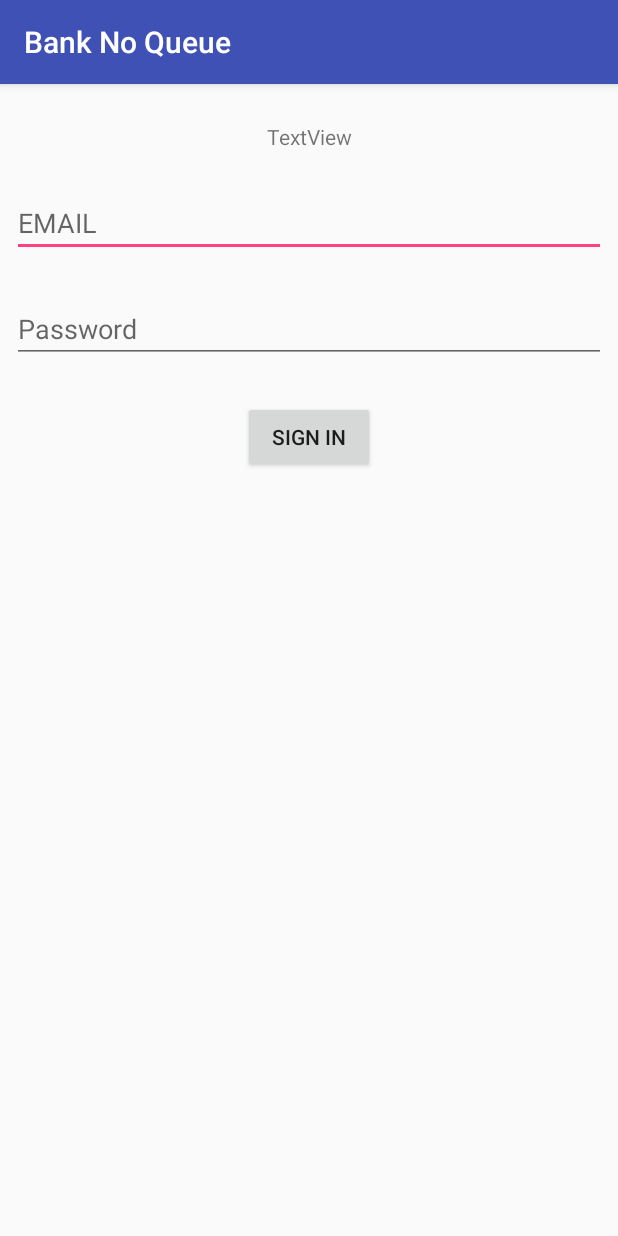
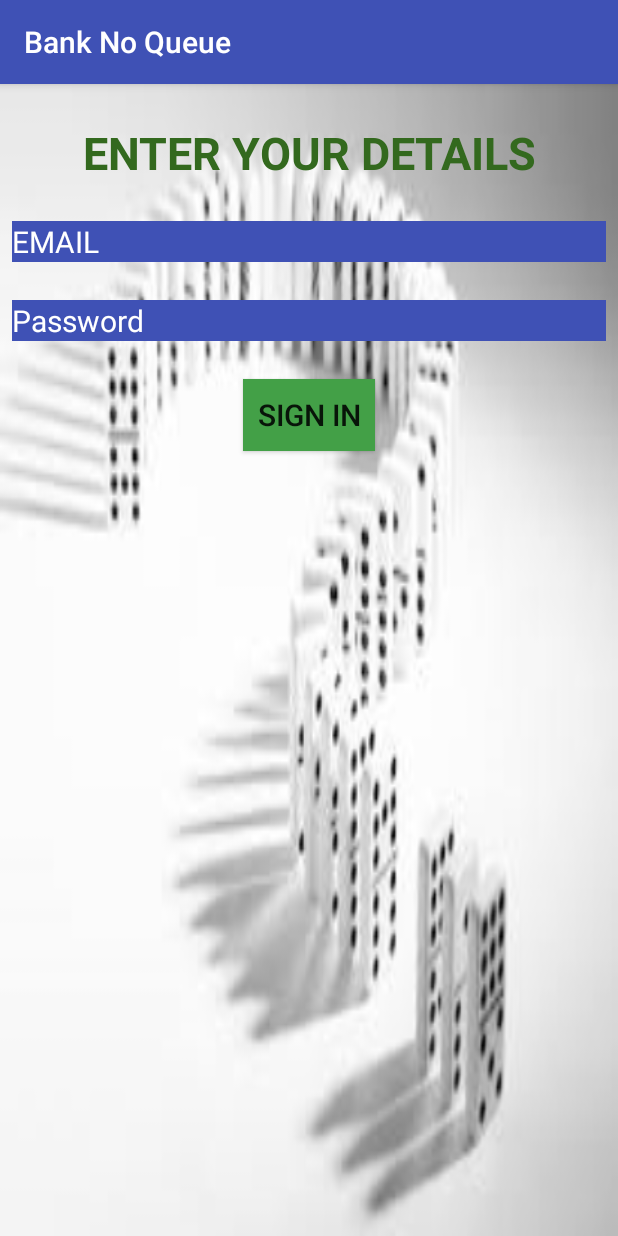
Before and after one commit to allstaralok/BankNoQueue, an Android app: the LoginActivity screen opened directly, with no data from a screen before it, on a phone screen of 412 x 824 dp. Run offline under Robolectric (Android 15) with nearby library versions, the phone set to English and light mode, and no system bars; our stand-ins replace Firebase (no records; nobody signed in at launch, a user with empty details on screens opened directly); 1 statement that could not run was skipped.

Commit message:
By Ayushi

```diff
--- a/app/src/main/res/layout/activity_login.xml
+++ b/app/src/main/res/layout/activity_login.xml
@@ -4,13 +4,17 @@
     xmlns:tools="http://schemas.android.com/tools"
     android:layout_width="match_parent"
     android:layout_height="match_parent"
+    android:background="@drawable/images11"
     tools:context="com.example.alok.banknoqueue.LoginActivity">
 
     <TextView
         android:id="@+id/textView4"
         android:layout_width="wrap_content"
         android:layout_height="wrap_content"
-        android:text="TextView"
+        android:text="ENTER YOUR DETAILS"
+        android:textSize="30sp"
+        android:textStyle="bold"
+        android:textColor="#33691E"
         android:layout_marginRight="8dp"
         app:layout_constraintRight_toRightOf="parent"
         android:layout_marginLeft="8dp"
@@ -28,6 +32,9 @@
         android:layout_marginRight="8dp"
         android:layout_marginTop="25dp"
         android:hint="EMAIL"
+        android:textSize="20sp"
+        android:textColorHint="#ffffff"
+        android:background="#3F51B5"
         app:layout_constraintHorizontal_bias="0.505"
         app:layout_constraintLeft_toLeftOf="parent"
         app:layout_constraintRight_toRightOf="parent"
@@ -44,6 +51,9 @@
         android:layout_marginTop="25dp"
         android:ems="10"
         android:hint="Password"
+        android:textSize="20sp"
+        android:textColorHint="#ffffff"
+        android:background="#3F51B5"
         android:inputType="textPassword"
         app:layout_constraintHorizontal_bias="0.503"
         app:layout_constraintLeft_toLeftOf="parent"
@@ -60,6 +70,8 @@
         android:layout_marginRight="8dp"
         android:layout_marginTop="25dp"
         android:text="SIGN IN"
+        android:textSize="20sp"
+        android:background="#43A047"
         app:layout_constraintLeft_toLeftOf="parent"
         app:layout_constraintRight_toRightOf="parent"
         app:layout_constraintTop_toBottomOf="@+id/passwordText"
--- a/app/src/main/res/layout/activity_main.xml
+++ b/app/src/main/res/layout/activity_main.xml
@@ -4,6 +4,7 @@
     xmlns:tools="http://schemas.android.com/tools"
     android:layout_width="match_parent"
     android:layout_height="match_parent"
+    android:background="@drawable/images1main"
     tools:context="com.example.alok.banknoqueue.MainActivity"
     tools:layout_editor_absoluteY="81dp"
     tools:layout_editor_absoluteX="0dp">
```
Also changed, not shown: app/src/main/res/drawable/image111.png (added), app/src/main/res/drawable/images11.png (added), app/src/main/res/drawable/images1main.png (added), app/src/main/res/layout/activity_generate_token_for_reg.xml (line endings or trailing spaces).
